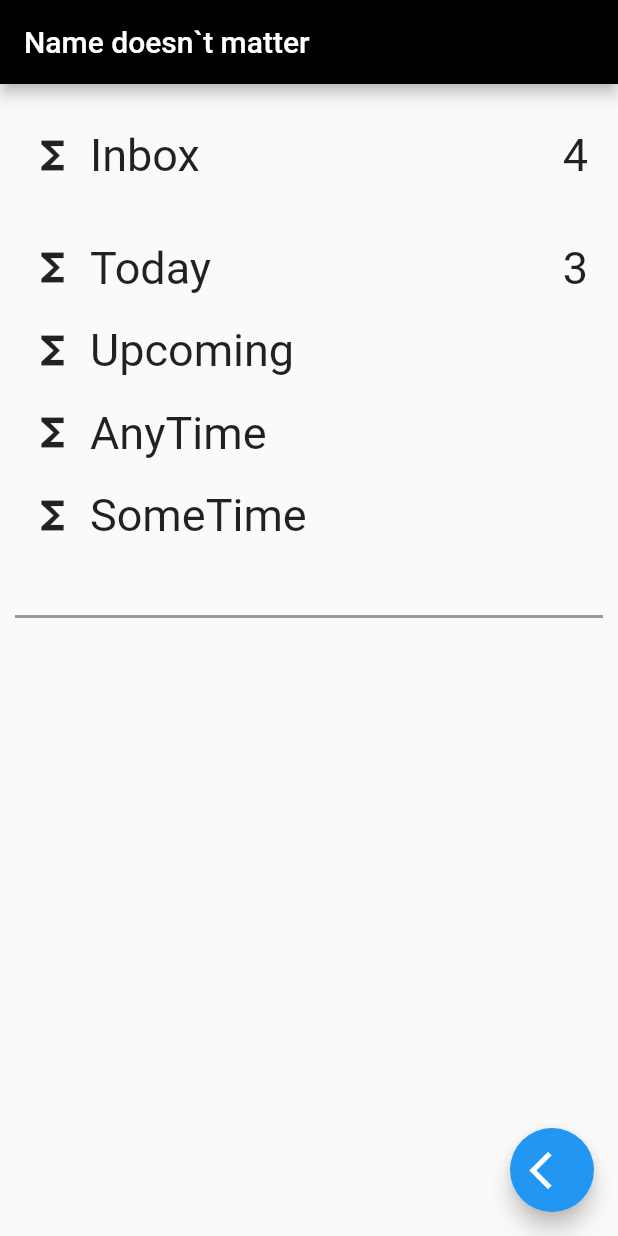
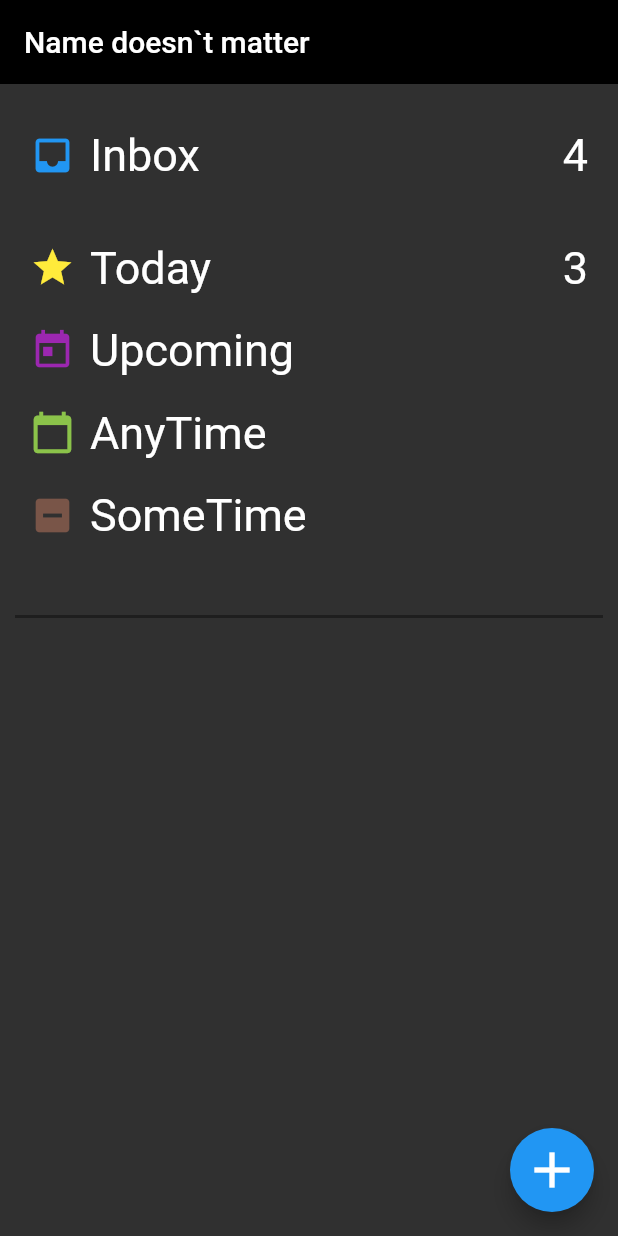
Before and after one commit to Great-TODO-dev/Great-TODO, a Flutter app: the screen it shows after launch, on a phone screen of 412 x 824 dp. Run offline on Flutter 3.47's test engine with Material 2 defaults, Android fonts, the light colour scheme and no system bars; Roboto replaces fonts that are missing (Montserrat).

Commit message:
Немного изменил стиль главной страницы

```diff
--- a/mobile_app/lib/HomePage/HomePage.dart
+++ b/mobile_app/lib/HomePage/HomePage.dart
@@ -14,9 +14,11 @@ class HomePage extends StatelessWidget {
         onPressed: () {
           Navigator.pushNamed(context, "/todayTab");
         },
+        backgroundColor: Colors.blue,
         child: Icon(
-            Icons.arrow_back_ios,
-            size: 30,
+          Icons.add,
+          size: 40,
+          color: Colors.white,
         ),
       ),
       appBar: AppBar(
@@ -25,10 +27,30 @@ class HomePage extends StatelessWidget {
       body: ListView(
         children: [
           InboxSection(Locals.inbox, 4),
-            Section(Locals.today, '3'),
-            Section(Locals.upComing),
-            Section(Locals.anyTime),
-            Section(Locals.someTime),
+          Section(
+              Locals.today,
+              Icon(
+                Icons.star,
+                color: Colors.yellow,
+                size: 30,
+              ),
+              '3'),
+          Section(Locals.upComing,
+              Icon(Icons.today, color: Colors.purple, size: 30)),
+          Section(
+              Locals.anyTime,
+              Icon(
+                Icons.calendar_today,
+                color: Colors.lightGreen,
+                size: 30,
+              )),
+          Section(
+              Locals.someTime,
+              Icon(
+                Icons.indeterminate_check_box,
+                color: Colors.brown,
+                size: 30,
+              )),
           Container(
             margin: EdgeInsets.only(top: 40.0),
             padding: EdgeInsets.only(left: 10.0, right: 10.0),
--- a/mobile_app/lib/HomePage/InboxSection.dart
+++ b/mobile_app/lib/HomePage/InboxSection.dart
@@ -31,8 +31,8 @@ class _InboxSectionState extends State<InboxSection> {
               child: Row(
                 children: [
                   Icon(
-                    Icons.functions,
-                    color: Colors.black87,
+                    Icons.inbox,
+                    color: Colors.blue,
                     size: 30,
                   ),
                   Container(
--- a/mobile_app/lib/HomePage/section.dart
+++ b/mobile_app/lib/HomePage/section.dart
@@ -3,7 +3,8 @@ import 'package:flutter/material.dart';
 class Section extends StatelessWidget {
   final String name;
   final String count;
-  Section(this.name, [this.count = '']);
+  final Icon _icon;
+  Section(this.name, this._icon, [this.count = '']);
 
   @override
   Widget build(BuildContext context) {
@@ -24,11 +25,7 @@ class Section extends StatelessWidget {
             Expanded(
                 child: Row(
               children: [
-                Icon(
-                  Icons.functions,
-                  color: Colors.black87,
-                  size: 30,
-                ),
+                _icon,
                 Container(
                   margin: EdgeInsets.only(left: 10.0),
                   child: Text(
@@ -48,8 +45,3 @@ class Section extends StatelessWidget {
     );
   }
 }
-
-// Код для Списка конкретных задач - 4.39.13 / 5.44.31
-// ...(tasks as List<String>).map((task) {
-//    return Task(task)
-// }).toList();
--- a/mobile_app/lib/Task/Task.dart
+++ b/mobile_app/lib/Task/Task.dart
@@ -8,7 +8,6 @@ class Task extends StatefulWidget {
 
   @override
   State<StatefulWidget> createState() {
-    // TODO: переделать передачу назвния таска
     return _TaskState(name, state);
   }
 }
--- a/mobile_app/lib/main.dart
+++ b/mobile_app/lib/main.dart
@@ -7,7 +7,10 @@ void main() {
   MainStore mainStore = MainStore();
   runApp(MaterialApp(
       theme: ThemeData(
-        primaryColor: Colors.black
+        brightness: Brightness.dark,
+        primaryColor: Colors.black,
+        fontFamily: 'Montserrat',
+        appBarTheme: AppBarTheme(elevation: 0)
       ),
       initialRoute: '/',
       routes: {
```
Also changed, not shown: mobile_app/pubspec.yaml (+3 -31 lines). Lines whose indentation alone changed are shown as unchanged.
